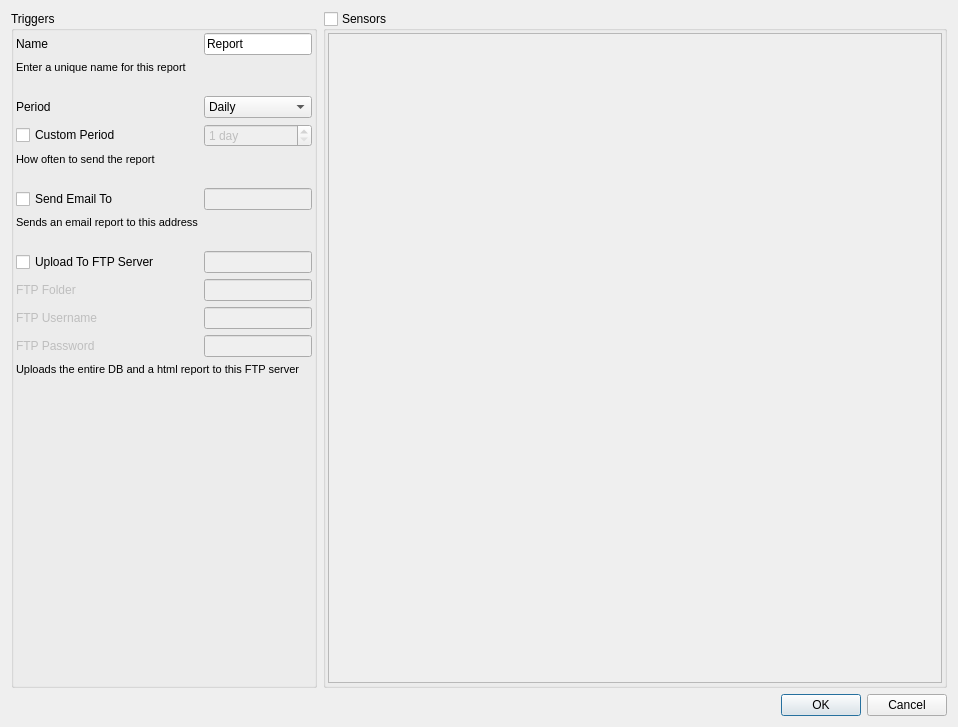
This is manager/src/ConfigureReportDialog.ui in porkmarks/sense as Qt 5 draws it before an edit. The edited form follows.
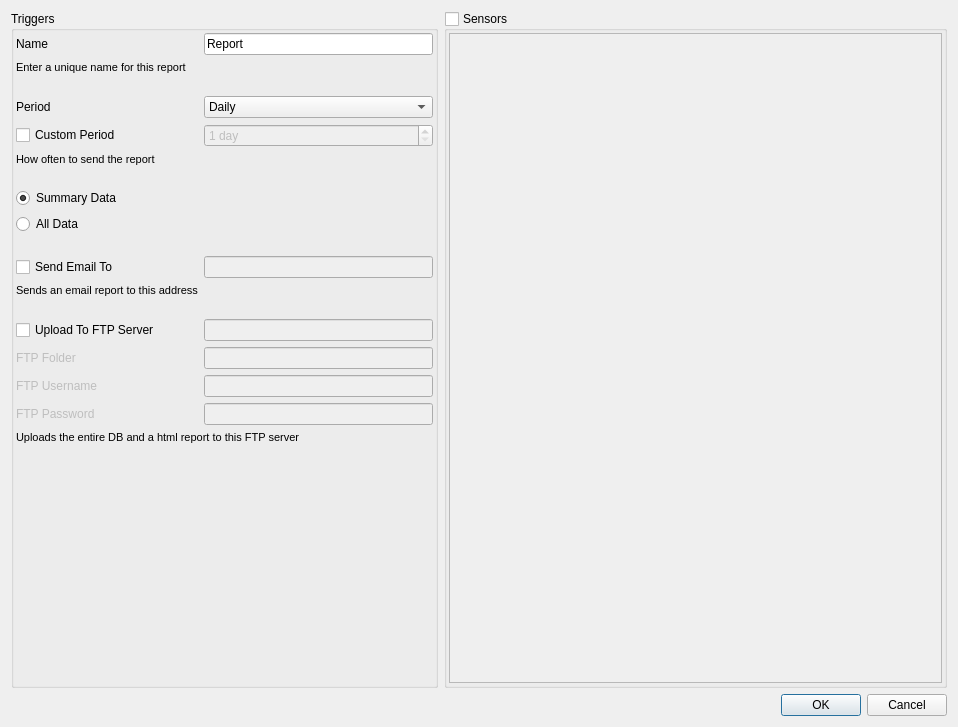
This is the edited form. Icons and pictures are not drawn.

The edit to the form file:
```diff
--- a/manager/src/ConfigureReportDialog.ui
+++ b/manager/src/ConfigureReportDialog.ui
@@ -16,7 +16,7 @@
   <layout class="QVBoxLayout" name="verticalLayout">
    <item>
     <widget class="QWidget" name="widget_3" native="true">
-     <layout class="QHBoxLayout" name="horizontalLayout" stretch="0,100">
+     <layout class="QHBoxLayout" name="horizontalLayout" stretch="17,20">
       <property name="leftMargin">
        <number>0</number>
       </property>
@@ -47,69 +47,33 @@
          <property name="bottomMargin">
           <number>2</number>
          </property>
+         <item row="16" column="0">
+          <widget class="QLabel" name="label_4">
+           <property name="enabled">
+            <bool>false</bool>
+           </property>
+           <property name="text">
+            <string>FTP Password</string>
+           </property>
+          </widget>
+         </item>
+         <item row="16" column="1">
+          <widget class="QLineEdit" name="ftpPassword">
+           <property name="enabled">
+            <bool>false</bool>
+           </property>
+           <property name="echoMode">
+            <enum>QLineEdit::PasswordEchoOnEdit</enum>
+           </property>
+          </widget>
+         </item>
          <item row="15" column="0">
-          <spacer name="verticalSpacer">
-           <property name="orientation">
-            <enum>Qt::Vertical</enum>
-           </property>
-           <property name="sizeHint" stdset="0">
-            <size>
-             <width>20</width>
-             <height>40</height>
-            </size>
-           </property>
-          </spacer>
-         </item>
-         <item row="6" column="0">
-          <spacer name="verticalSpacer_2">
-           <property name="orientation">
-            <enum>Qt::Vertical</enum>
-           </property>
-           <property name="sizeType">
-            <enum>QSizePolicy::Fixed</enum>
-           </property>
-           <property name="sizeHint" stdset="0">
-            <size>
-             <width>1</width>
-             <height>16</height>
-            </size>
-           </property>
-          </spacer>
-         </item>
-         <item row="4" column="1">
-          <widget class="QSpinBox" name="customPeriod">
+          <widget class="QLabel" name="label_3">
            <property name="enabled">
             <bool>false</bool>
            </property>
-           <property name="suffix">
-            <string> day</string>
-           </property>
-           <property name="minimum">
-            <number>1</number>
-           </property>
-           <property name="maximum">
-            <number>1000</number>
-           </property>
-          </widget>
-         </item>
-         <item row="7" column="0">
-          <widget class="QCheckBox" name="sendEmailAction">
            <property name="text">
-            <string>Send Email To</string>
-           </property>
-           <property name="icon">
-            <iconset resource="../res/res.qrc">
-             <normaloff>:/icons/ui/email.png</normaloff>:/icons/ui/email.png</iconset>
-           </property>
-          </widget>
-         </item>
-         <item row="11" column="0">
-          <widget class="QLabel" name="label_5">
-           <property name="enabled">
-            <bool>false</bool>
-           </property>
-           <property name="text">
-            <string>FTP Folder</string>
+            <string>FTP Username</string>
            </property>
           </widget>
          </item>
@@ -127,7 +91,65 @@
            </property>
           </widget>
          </item>
-         <item row="10" column="0">
+         <item row="13" column="1">
+          <widget class="QLineEdit" name="ftpServer">
+           <property name="enabled">
+            <bool>false</bool>
+           </property>
+          </widget>
+         </item>
+         <item row="11" column="0">
+          <widget class="QLabel" name="label_9">
+           <property name="font">
+            <font>
+             <pointsize>8</pointsize>
+            </font>
+           </property>
+           <property name="text">
+            <string>Sends an email report to this address</string>
+           </property>
+          </widget>
+         </item>
+         <item row="9" column="0">
+          <spacer name="verticalSpacer_5">
+           <property name="orientation">
+            <enum>Qt::Vertical</enum>
+           </property>
+           <property name="sizeType">
+            <enum>QSizePolicy::Fixed</enum>
+           </property>
+           <property name="sizeHint" stdset="0">
+            <size>
+             <width>1</width>
+             <height>16</height>
+            </size>
+           </property>
+          </spacer>
+         </item>
+         <item row="2" column="0">
+          <spacer name="verticalSpacer_4">
+           <property name="orientation">
+            <enum>Qt::Vertical</enum>
+           </property>
+           <property name="sizeType">
+            <enum>QSizePolicy::Fixed</enum>
+           </property>
+           <property name="sizeHint" stdset="0">
+            <size>
+             <width>1</width>
+             <height>16</height>
+            </size>
+           </property>
+          </spacer>
+         </item>
+         <item row="0" column="1">
+          <widget class="QLineEdit" name="name">
+           <property name="text">
+            <string>Report</string>
+           </property>
+          </widget>
+         </item>
+         <item row="13" column="0">
           <widget class="QCheckBox" name="uploadToFtpAction">
            <property name="text">
             <string>Upload To FTP Server</string>
@@ -138,64 +160,14 @@
            </property>
           </widget>
          </item>
-         <item row="0" column="0">
-          <widget class="QLabel" name="label">
+         <item row="10" column="0">
+          <widget class="QCheckBox" name="sendEmailAction">
            <property name="text">
-            <string>Name</string>
+            <string>Send Email To</string>
            </property>
-          </widget>
-         </item>
-         <item row="14" column="0" colspan="2">
-          <widget class="QLabel" name="label_6">
-           <property name="font">
-            <font>
-             <pointsize>8</pointsize>
-            </font>
-           </property>
-           <property name="text">
-            <string>Uploads the entire DB and a html report to this FTP server</string>
-           </property>
-          </widget>
-         </item>
-         <item row="9" column="0">
-          <spacer name="verticalSpacer_3">
-           <property name="orientation">
-            <enum>Qt::Vertical</enum>
-           </property>
-           <property name="sizeType">
-            <enum>QSizePolicy::Fixed</enum>
-           </property>
-           <property name="sizeHint" stdset="0">
-            <size>
-             <width>1</width>
-             <height>16</height>
-            </size>
-           </property>
-          </spacer>
-         </item>
-         <item row="5" column="0" colspan="2">
-          <widget class="QLabel" name="label_2">
-           <property name="font">
-            <font>
-             <pointsize>8</pointsize>
-            </font>
-           </property>
-           <property name="text">
-            <string>How often to send the report</string>
-           </property>
-          </widget>
-         </item>
-         <item row="10" column="1">
-          <widget class="QLineEdit" name="ftpServer">
-           <property name="enabled">
-            <bool>false</bool>
-           </property>
-          </widget>
-         </item>
-         <item row="12" column="1">
-          <widget class="QLineEdit" name="ftpUsername">
-           <property name="enabled">
-            <bool>false</bool>
+           <property name="icon">
+            <iconset resource="../res/res.qrc">
+             <normaloff>:/icons/ui/email.png</normaloff>:/icons/ui/email.png</iconset>
            </property>
           </widget>
          </item>
@@ -218,71 +190,47 @@
            </item>
           </widget>
          </item>
-         <item row="13" column="1">
-          <widget class="QLineEdit" name="ftpPassword">
-           <property name="enabled">
-            <bool>false</bool>
+         <item row="6" column="0">
+          <spacer name="verticalSpacer_2">
+           <property name="orientation">
+            <enum>Qt::Vertical</enum>
            </property>
-           <property name="echoMode">
-            <enum>QLineEdit::PasswordEchoOnEdit</enum>
+           <property name="sizeType">
+            <enum>QSizePolicy::Fixed</enum>
            </property>
-          </widget>
-         </item>
-         <item row="12" column="0">
-          <widget class="QLabel" name="label_3">
-           <property name="enabled">
-            <bool>false</bool>
+           <property name="sizeHint" stdset="0">
+            <size>
+             <width>1</width>
+             <height>16</height>
+            </size>
            </property>
-           <property name="text">
-            <string>FTP Username</string>
-           </property>
-          </widget>
+          </spacer>
          </item>
-         <item row="7" column="1">
-          <widget class="QLineEdit" name="emailRecipient">
+         <item row="4" column="1">
+          <widget class="QSpinBox" name="customPeriod">
            <property name="enabled">
             <bool>false</bool>
            </property>
-          </widget>
-         </item>
-         <item row="8" column="0">
-          <widget class="QLabel" name="label_9">
-           <property name="font">
-            <font>
-             <pointsize>8</pointsize>
-            </font>
+           <property name="suffix">
+            <string> day</string>
            </property>
-           <property name="text">
-            <string>Sends an email report to this address</string>
+           <property name="minimum">
+            <number>1</number>
            </property>
-          </widget>
-         </item>
-         <item row="13" column="0">
-          <widget class="QLabel" name="label_4">
-           <property name="enabled">
-            <bool>false</bool>
+           <property name="maximum">
+            <number>1000</number>
            </property>
-           <property name="text">
-            <string>FTP Password</string>
-           </property>
           </widget>
          </item>
-         <item row="0" column="1">
-          <widget class="QLineEdit" name="name">
-           <property name="text">
-            <string>Report</string>
-           </property>
-          </widget>
-         </item>
-         <item row="11" column="1">
+         <item row="14" column="1">
           <widget class="QLineEdit" name="ftpFolder">
            <property name="enabled">
             <bool>false</bool>
            </property>
           </widget>
          </item>
-         <item row="2" column="0">
-          <spacer name="verticalSpacer_4">
+         <item row="12" column="0">
+          <spacer name="verticalSpacer_3">
            <property name="orientation">
             <enum>Qt::Vertical</enum>
            </property>
@@ -309,6 +257,91 @@
            </property>
           </widget>
          </item>
+         <item row="17" column="0" colspan="2">
+          <widget class="QLabel" name="label_6">
+           <property name="font">
+            <font>
+             <pointsize>8</pointsize>
+            </font>
+           </property>
+           <property name="text">
+            <string>Uploads the entire DB and a html report to this FTP server</string>
+           </property>
+          </widget>
+         </item>
+         <item row="18" column="0">
+          <spacer name="verticalSpacer">
+           <property name="orientation">
+            <enum>Qt::Vertical</enum>
+           </property>
+           <property name="sizeHint" stdset="0">
+            <size>
+             <width>20</width>
+             <height>40</height>
+            </size>
+           </property>
+          </spacer>
+         </item>
+         <item row="14" column="0">
+          <widget class="QLabel" name="label_5">
+           <property name="enabled">
+            <bool>false</bool>
+           </property>
+           <property name="text">
+            <string>FTP Folder</string>
+           </property>
+          </widget>
+         </item>
+         <item row="0" column="0">
+          <widget class="QLabel" name="label">
+           <property name="text">
+            <string>Name</string>
+           </property>
+          </widget>
+         </item>
+         <item row="15" column="1">
+          <widget class="QLineEdit" name="ftpUsername">
+           <property name="enabled">
+            <bool>false</bool>
+           </property>
+          </widget>
+         </item>
+         <item row="10" column="1">
+          <widget class="QLineEdit" name="emailRecipient">
+           <property name="enabled">
+            <bool>false</bool>
+           </property>
+          </widget>
+         </item>
+         <item row="5" column="0" colspan="2">
+          <widget class="QLabel" name="label_2">
+           <property name="font">
+            <font>
+             <pointsize>8</pointsize>
+            </font>
+           </property>
+           <property name="text">
+            <string>How often to send the report</string>
+           </property>
+          </widget>
+         </item>
+         <item row="7" column="0" colspan="2">
+          <widget class="QRadioButton" name="summaryData">
+           <property name="text">
+            <string>Summary Data</string>
+           </property>
+           <property name="checked">
+            <bool>true</bool>
+           </property>
+          </widget>
+         </item>
+         <item row="8" column="0" colspan="2">
+          <widget class="QRadioButton" name="allData">
+           <property name="text">
+            <string>All Data</string>
+           </property>
+          </widget>
+         </item>
         </layout>
        </widget>
       </item>
```
